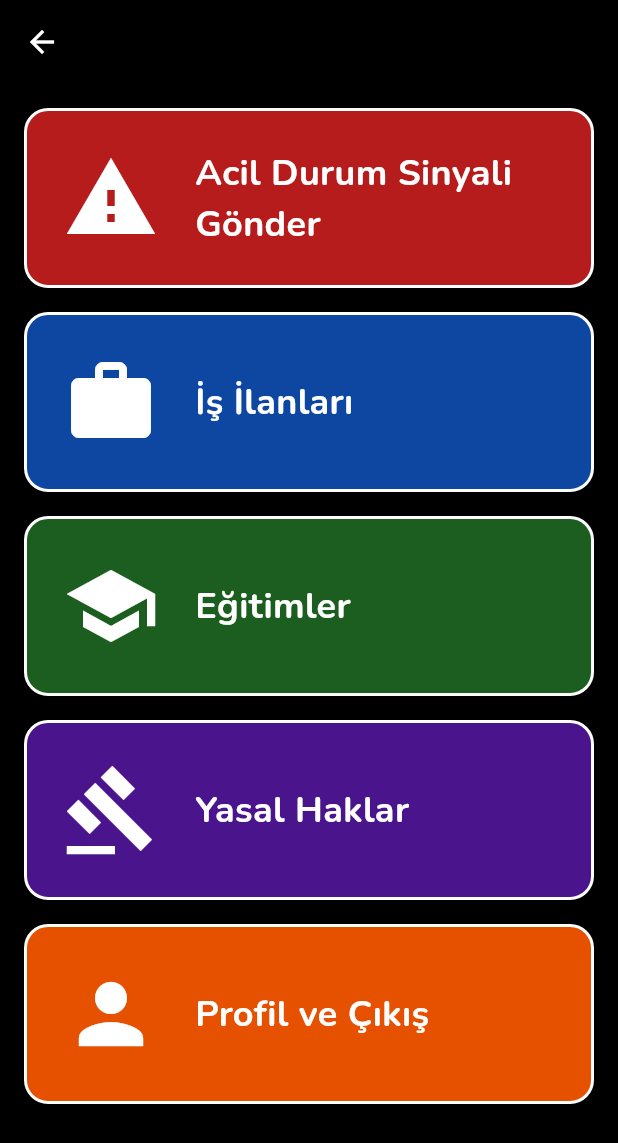
After one commit to OmerCanInan/engelsiz-turkiye, a Flutter app: the TalkbackMainPage screen opened directly, on a phone screen of 412 x 824 dp. The commit adds this screen. Shown: the top 1143 px of the screen. Run offline on Flutter 3.47's test engine with Material 3 defaults, Android fonts, the phone set to English and light mode, and no system bars; our stand-ins replace file_picker, flutter_riverpod, geolocator, google_fonts, google_maps_flutter, supabase_flutter and 1 more; accounts and stored records are empty.

Commit message:
Feat: Gorme engelliler icin Talkback/VoiceOver tespiti eklendi. Ekran okuyucu aciksa otomatik olarak yuksek kontrastli, devasa butonlu ozel frontend'e (TalkbackMainPage) yonlendiriyor

```diff
--- a/lib/main.dart
+++ b/lib/main.dart
@@ -9,6 +9,7 @@ import 'presentation/pages/education_page.dart';
 import 'presentation/pages/daily_life_page.dart';
 import 'presentation/pages/profile_page.dart';
 import 'presentation/pages/admin_panel_page.dart';
+import 'presentation/pages/talkback_main_page.dart';
 
 void main() async {
   WidgetsFlutterBinding.ensureInitialized();
@@ -88,11 +89,19 @@ class AuthGate extends StatelessWidget {
                 }
 
                 // Normal kullanıcılar veya onaylı şirketler ana menüye geçer
+                bool isTalkBackOn = MediaQuery.accessibleNavigationOf(context);
+                if (isTalkBackOn) {
+                  return const TalkbackMainPage();
+                }
                 return const MainNavigationPage();
               }
 
               // Veri yoksa (Eski kullanıcılar veya hata durumu)
               // Hackathon için kullanıcıyı engellemek yerine ana menüye alalım
+              bool isTalkBackOn = MediaQuery.accessibleNavigationOf(context);
+              if (isTalkBackOn) {
+                return const TalkbackMainPage();
+              }
               return const MainNavigationPage();
             },
           );
--- /dev/null
+++ b/lib/presentation/pages/talkback_main_page.dart
@@ -0,0 +1,112 @@
+import 'package:flutter/material.dart';
+import 'package:supabase_flutter/supabase_flutter.dart';
+import 'employment_page.dart';
+import 'education_page.dart';
+import 'sos_system_page.dart';
+import 'rights_guide_page.dart';
+import 'profile_page.dart';
+
+class TalkbackMainPage extends StatelessWidget {
+  const TalkbackMainPage({super.key});
+
+  @override
+  Widget build(BuildContext context) {
+    // Görme engelliler için optimize edilmiş devasa butonlar ve lineer akış
+    return Scaffold(
+      appBar: AppBar(
+        title: const Semantics(
+          header: true,
+          child: Text('Erişilebilir Türkiye - Ana Menü'),
+        ),
+        backgroundColor: Colors.black,
+        foregroundColor: Colors.white,
+      ),
+      backgroundColor: Colors.black, // Yüksek kontrast için siyah arka plan
+      body: ListView(
+        padding: const EdgeInsets.all(16.0),
+        children: [
+          _buildTalkbackButton(
+            context,
+            title: 'Acil Durum Sinyali Gönder',
+            hint: 'Yakındaki gönüllülere SOS acil durum sinyali göndermek için çift dokunun.',
+            color: Colors.red.shade900,
+            icon: Icons.warning,
+            onTap: () => Navigator.push(context, MaterialPageRoute(builder: (_) => const SosSystemPage())),
+          ),
+          _buildTalkbackButton(
+            context,
+            title: 'İş İlanları',
+            hint: 'Açık iş ilanlarını ve istihdam fırsatlarını görüntülemek için çift dokunun.',
+            color: Colors.blue.shade900,
+            icon: Icons.work,
+            onTap: () => Navigator.push(context, MaterialPageRoute(builder: (_) => const EmploymentPage())),
+          ),
+          _buildTalkbackButton(
+            context,
+            title: 'Eğitimler',
+            hint: 'Sertifikalı eğitim programlarına katılmak için çift dokunun.',
+            color: Colors.green.shade900,
+            icon: Icons.school,
+            onTap: () => Navigator.push(context, MaterialPageRoute(builder: (_) => const EducationPage())),
+          ),
+          _buildTalkbackButton(
+            context,
+            title: 'Yasal Haklar',
+            hint: 'Engelli hakları rehberini dinlemek için çift dokunun.',
+            color: Colors.purple.shade900,
+            icon: Icons.gavel,
+            onTap: () => Navigator.push(context, MaterialPageRoute(builder: (_) => const RightsGuidePage())),
+          ),
+          _buildTalkbackButton(
+            context,
+            title: 'Profil ve Çıkış',
+            hint: 'Profil ayarlarınızı yönetmek veya çıkış yapmak için çift dokunun.',
+            color: Colors.orange.shade900,
+            icon: Icons.person,
+            onTap: () => Navigator.push(context, MaterialPageRoute(builder: (_) => const ProfilePage())),
+          ),
+        ],
+      ),
+    );
+  }
+
+  Widget _buildTalkbackButton(BuildContext context, {required String title, required String hint, required Color color, required IconData icon, required VoidCallback onTap}) {
+    return Padding(
+      padding: const EdgeInsets.only(bottom: 16.0),
+      child: Semantics(
+        button: true,
+        label: title,
+        hint: hint,
+        child: InkWell(
+          onTap: onTap,
+          borderRadius: BorderRadius.circular(16),
+          child: Container(
+            height: 120, // Çok geniş dokunma alanı
+            decoration: BoxDecoration(
+              color: color,
+              borderRadius: BorderRadius.circular(16),
+              border: Border.all(color: Colors.white, width: 2), // Yüksek kontrastlı kenarlık
+            ),
+            child: Row(
+              children: [
+                const SizedBox(width: 24),
+                Icon(icon, size: 64, color: Colors.white),
+                const SizedBox(width: 24),
+                Expanded(
+                  child: Text(
+                    title,
+                    style: const TextStyle(
+                      fontSize: 24,
+                      fontWeight: FontWeight.bold,
+                      color: Colors.white,
+                    ),
+                  ),
+                ),
+              ],
+            ),
+          ),
+        ),
+      ),
+    );
+  }
+}
```
